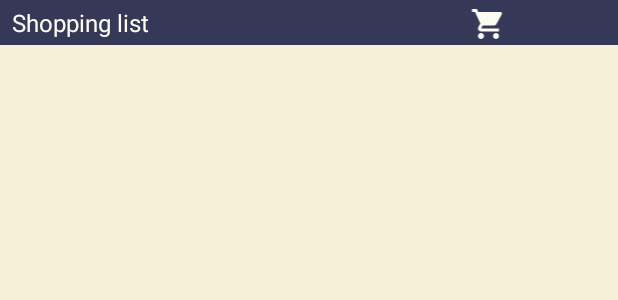
After one commit to wiolkast/easy-shopping-list, an Android app: the layout widget_list_view.xml on its own in the app's theme, with its tools: preview values and no code run, on a phone screen of 412 x 824 dp. The commit adds this screen. Shown: the top 300 px of the screen. Run offline under Robolectric (Android 15) with nearby library versions, the phone set to English and light mode, and no system bars.

Commit message:
Added widget

```diff
--- a/app/src/main/java/pl/mobileturtle/easyshoppinglist/ListsActivity.java
+++ b/app/src/main/java/pl/mobileturtle/easyshoppinglist/ListsActivity.java
@@ -1,5 +1,6 @@
 package pl.mobileturtle.easyshoppinglist;
 
+import android.content.Intent;
 import android.os.Bundle;
 import android.view.Gravity;
 import android.view.View;
@@ -26,6 +27,7 @@ import butterknife.BindView;
 import butterknife.ButterKnife;
 import pl.mobileturtle.easyshoppinglist.data.ListEntry;
 import pl.mobileturtle.easyshoppinglist.data.ViewModel;
+import pl.mobileturtle.easyshoppinglist.widget.WidgetService;
 
 import static androidx.recyclerview.widget.DividerItemDecoration.VERTICAL;
 
@@ -57,6 +59,8 @@ public class ListsActivity extends AppCompatActivity implements ListsAdapter.Cli
             @Override
             public void onChanged(@Nullable List<ListEntry> listEntries) {
                 adapter.updateData(listEntries);
+                Intent widgetUpdateIntent = new Intent(getApplicationContext(), WidgetService.class);
+                startService(widgetUpdateIntent);
             }
         });
 
--- a/app/src/main/java/pl/mobileturtle/easyshoppinglist/MainActivity.java
+++ b/app/src/main/java/pl/mobileturtle/easyshoppinglist/MainActivity.java
@@ -23,6 +23,7 @@ import butterknife.BindView;
 import butterknife.ButterKnife;
 import pl.mobileturtle.easyshoppinglist.data.ShoppingListData;
 import pl.mobileturtle.easyshoppinglist.data.ViewModel;
+import pl.mobileturtle.easyshoppinglist.widget.WidgetService;
 
 public class MainActivity extends AppCompatActivity implements ShoppingListAdapter.ClickListener {
     @BindView(R.id.rv_shopping_list) RecyclerView recyclerView;
@@ -47,6 +48,8 @@ public class MainActivity extends AppCompatActivity implements ShoppingListAdapt
             @Override
             public void onChanged(@Nullable List<ShoppingListData> data) {
                 adapter.updateData(data);
+                Intent widgetUpdateIntent = new Intent(getApplicationContext(), WidgetService.class);
+                startService(widgetUpdateIntent);
             }
         });
         viewModel.getShoppingListName().observe(this, new Observer<String>() {
--- a/app/src/main/java/pl/mobileturtle/easyshoppinglist/ProductsActivity.java
+++ b/app/src/main/java/pl/mobileturtle/easyshoppinglist/ProductsActivity.java
@@ -9,6 +9,7 @@ import androidx.recyclerview.widget.DividerItemDecoration;
 import androidx.recyclerview.widget.LinearLayoutManager;
 import androidx.recyclerview.widget.RecyclerView;
 
+import android.content.Intent;
 import android.os.Bundle;
 import android.view.Gravity;
 import android.view.View;
@@ -26,6 +27,7 @@ import butterknife.BindView;
 import butterknife.ButterKnife;
 import pl.mobileturtle.easyshoppinglist.data.ProductEntry;
 import pl.mobileturtle.easyshoppinglist.data.ViewModel;
+import pl.mobileturtle.easyshoppinglist.widget.WidgetService;
 
 import static androidx.recyclerview.widget.DividerItemDecoration.VERTICAL;
 
@@ -68,6 +70,8 @@ public class ProductsActivity extends AppCompatActivity implements ProductsAdapt
             @Override
             public void onChanged(@Nullable List<ProductEntry> productEntries) {
                 adapter.updateData(productEntries);
+                Intent widgetUpdateIntent = new Intent(getApplicationContext(), WidgetService.class);
+                startService(widgetUpdateIntent);
             }
         });
 
--- /dev/null
+++ b/app/src/main/res/drawable/ic_shopping_cart.xml
@@ -0,0 +1,8 @@
+<vector xmlns:android="http://schemas.android.com/apk/res/android"
+    android:height="24dp"
+    android:width="24dp"
+    android:tint="@color/widget_logo_color"
+    android:viewportHeight="24.0"
+    android:viewportWidth="24.0">
+    <path android:fillColor="#FF000000" android:pathData="M7,18c-1.1,0 -1.99,0.9 -1.99,2S5.9,22 7,22s2,-0.9 2,-2 -0.9,-2 -2,-2zM1,2v2h2l3.6,7.59 -1.35,2.45c-0.16,0.28 -0.25,0.61 -0.25,0.96 0,1.1 0.9,2 2,2h12v-2L7.42,15c-0.14,0 -0.25,-0.11 -0.25,-0.25l0.03,-0.12 0.9,-1.63h7.45c0.75,0 1.41,-0.41 1.75,-1.03l3.58,-6.49c0.08,-0.14 0.12,-0.31 0.12,-0.48 0,-0.55 -0.45,-1 -1,-1L5.21,4l-0.94,-2L1,2zM17,18c-1.1,0 -1.99,0.9 -1.99,2s0.89,2 1.99,2 2,-0.9 2,-2 -0.9,-2 -2,-2z"/>
+</vector>
--- /dev/null
+++ b/app/src/main/res/layout/widget_list_view.xml
@@ -0,0 +1,22 @@
+<?xml version="1.0" encoding="utf-8"?>
+<LinearLayout xmlns:android="http://schemas.android.com/apk/res/android"
+    android:id="@+id/container"
+    style="@style/WidgetContainerStyle">
+
+    <LinearLayout
+        style="@style/WidgetTitleContainerStyle">
+
+        <TextView
+            style="@style/WidgetTitleTextStyle"/>
+
+        <ImageView
+            style="@style/WidgetLogoStyle"
+            android:contentDescription="@string/widget_logo_description"/>
+
+    </LinearLayout>
+
+    <ListView
+        android:id="@+id/widget_list_view"
+        style="@style/WidgetListViewStyle"/>
+
+</LinearLayout>
--- a/app/src/main/res/values/colors.xml
+++ b/app/src/main/res/values/colors.xml
@@ -7,4 +7,10 @@
     <!-- Floating action button -->
     <color name="fab_background_tint">#52C51A</color>
     <color name="fab_ripple_color">#2F9B0F</color>
+
+    <!-- Widget -->
+    <color name="widget_container_background_color">#F5F0D7</color>
+    <color name="widget_text_color">#000000</color>
+    <color name="widget_logo_color">#FDFCF3</color>
+    <color name="widget_logo_background_color">#353957</color>
 </resources>
--- a/app/src/main/res/values/dimens.xml
+++ b/app/src/main/res/values/dimens.xml
@@ -6,6 +6,19 @@
 
     <dimen name="recycler_view_label_text_size">20sp</dimen>
 
+    <!-- Widget -->
+    <dimen name="widget_margin">16dp</dimen>
+    <dimen name="widget_text_horizontal_margin">12dp</dimen>
+    <dimen name="widget_text_margin_top">8dp</dimen>
+    <dimen name="widget_text_margin_bottom">4dp</dimen>
+    <dimen name="widget_text_size">16sp</dimen>
+    <dimen name="widget_min_width">100dp</dimen>
+    <dimen name="widget_min_height">100dp</dimen>
+    <dimen name="widget_title_bottom_margin">2dp</dimen>
+    <dimen name="widget_title_main_margin">4dp</dimen>
+    <dimen name="widget_title_text_left_margin">8dp</dimen>
+    <dimen name="widget_title_text_size">16sp</dimen>
+
     <!-- Floating action button -->
     <dimen name="fab_margin">16dp</dimen>
     <dimen name="fab_elevation">6dp</dimen>
--- a/app/src/main/res/values/strings.xml
+++ b/app/src/main/res/values/strings.xml
@@ -41,4 +41,8 @@
     <string name="delete_product_confirmation">Deleting product. Are you sure?</string>
     <string name="add_similar_product_confirmation">Are you sure? You already have in the list: </string>
 
+    <!-- Widget -->
+    <string name="widget_logo_title">Shopping list</string>
+    <string name="widget_logo_description">Shopping cart</string>
+
 </resources>
--- a/app/src/main/res/values/styles.xml
+++ b/app/src/main/res/values/styles.xml
@@ -131,4 +131,73 @@
         <item name="android:layout_marginBottom">@dimen/main_layout_margin</item>
     </style>
 
+    <!-- Widget -->
+    <style name="WidgetContainerStyle">
+        <item name="android:layout_width">match_parent</item>
+        <item name="android:layout_height">match_parent</item>
+        <item name="android:orientation">vertical</item>
+        <item name="android:background">@color/widget_container_background_color</item>
+        <item name="android:layout_margin">@dimen/widget_margin</item>
+        <item name="android:padding">@dimen/widget_margin</item>
+    </style>
+
+    <style name="WidgetListViewStyle">
+        <item name="android:layout_width">match_parent</item>
+        <item name="android:layout_height">wrap_content</item>
+        <item name="android:gravity">center</item>
+    </style>
+
+    <style name="WidgetListItemStyle">
+        <item name="android:layout_width">match_parent</item>
+        <item name="android:layout_height">match_parent</item>
+        <item name="android:orientation">vertical</item>
+        <item name="android:background">@color/widget_container_background_color</item>
+    </style>
+
+    <style name="WidgetListItemTextViewStyle">
+        <item name="android:layout_width">wrap_content</item>
+        <item name="android:layout_height">wrap_content</item>
+        <item name="android:layout_marginLeft">@dimen/widget_text_horizontal_margin</item>
+        <item name="android:layout_marginRight">@dimen/widget_text_horizontal_margin</item>
+        <item name="android:layout_marginTop">@dimen/widget_text_margin_top</item>
+        <item name="android:layout_marginBottom">@dimen/widget_text_margin_bottom</item>
+        <item name="android:textSize">@dimen/widget_text_size</item>
+        <item name="android:textColor">@color/widget_text_color</item>
+        <item name="android:fontFamily">casual</item>
+        <item name="android:textStyle">bold</item>
+    </style>
+
+    <style name="WidgetTitleContainerStyle">
+        <item name="android:layout_width">match_parent</item>
+        <item name="android:layout_height">wrap_content</item>
+        <item name="android:orientation">horizontal</item>
+        <item name="android:background">@color/widget_logo_background_color</item>
+    </style>
+
+    <style name="WidgetTitleTextStyle">
+        <item name="android:layout_width">wrap_content</item>
+        <item name="android:layout_height">wrap_content</item>
+        <item name="android:text">@string/widget_logo_title</item>
+        <item name="android:textColor">@color/widget_logo_color</item>
+        <item name="android:fontFamily">sans-serif</item>
+        <item name="android:textSize">@dimen/widget_title_text_size</item>
+        <item name="android:layout_weight">1</item>
+        <item name="android:gravity">start</item>
+        <item name="android:layout_marginStart">@dimen/widget_title_text_left_margin</item>
+        <item name="android:layout_marginEnd">@dimen/widget_title_main_margin</item>
+        <item name="android:layout_marginTop">@dimen/widget_title_main_margin</item>
+        <item name="android:layout_marginBottom">@dimen/widget_title_bottom_margin</item>
+    </style>
+
+    <style name="WidgetLogoStyle">
+        <item name="android:layout_width">wrap_content</item>
+        <item name="android:layout_height">wrap_content</item>
+        <item name="android:src">@drawable/ic_shopping_cart</item>
+        <item name="android:layout_marginTop">@dimen/widget_title_main_margin</item>
+        <item name="android:layout_marginBottom">@dimen/widget_title_bottom_margin</item>
+        <item name="android:layout_marginEnd">@dimen/widget_title_main_margin</item>
+        <item name="android:layout_weight">1</item>
+        <item name="android:gravity">end</item>
+    </style>
+
 </resources>
```
Also changed, not shown: app/src/main/AndroidManifest.xml (+16 -0 lines), app/src/main/java/pl/mobileturtle/easyshoppinglist/widget/WidgetListService.java (added, +83 -0 lines), app/src/main/java/pl/mobileturtle/easyshoppinglist/widget/WidgetProvider.java (added, +47 -0 lines), app/src/main/java/pl/mobileturtle/easyshoppinglist/widget/WidgetService.java (added, +24 -0 lines), app/src/main/res/layout/widget_list_item.xml (added, +9 -0 lines), app/src/main/res/xml/widget_info.xml (added, +11 -0 lines), app/src/main/res/drawable-nodpi/appwidget_preview.png (added), app/src/main/res/drawable-nodpi/example_appwidget_preview.png (deleted).
